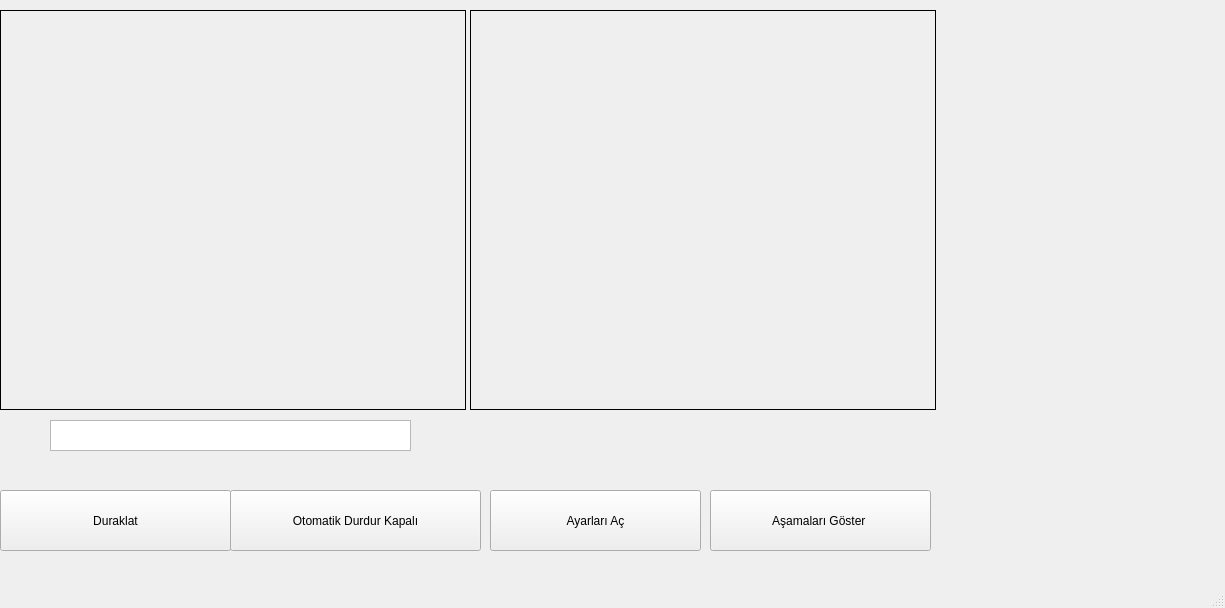
byyasar/goruntuisleme, file Anaform.ui: the form before one commit.
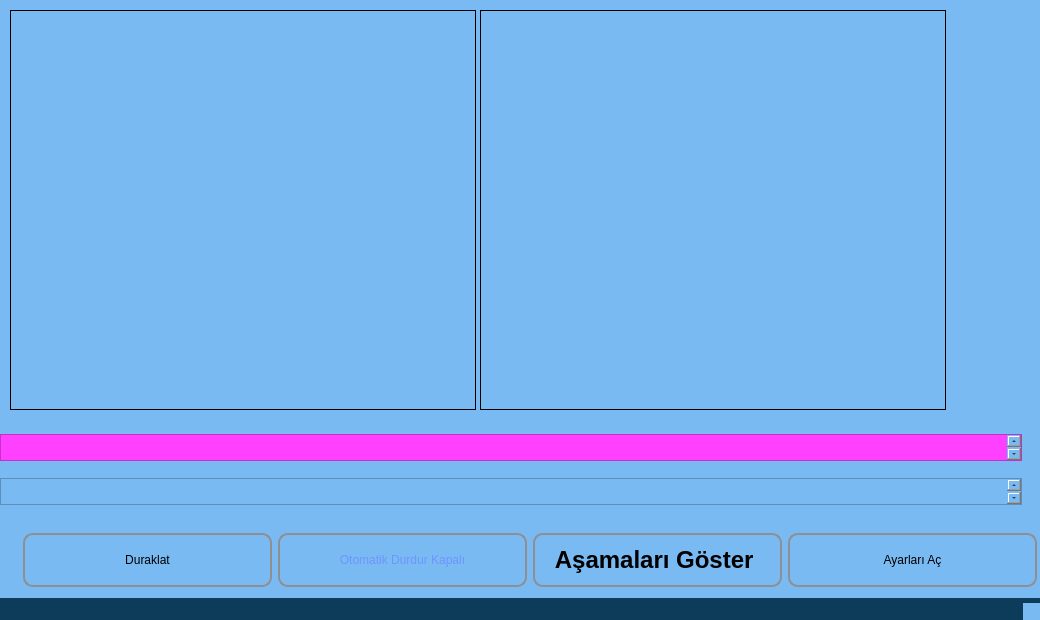
The form after the commit. Icons and pictures are not drawn.

Patch:
```diff
--- a/Anaform.ui
+++ b/Anaform.ui
@@ -6,8 +6,8 @@
    <rect>
     <x>0</x>
     <y>0</y>
-    <width>1225</width>
-    <height>608</height>
+    <width>1040</width>
+    <height>620</height>
    </rect>
   </property>
   <property name="windowTitle">
@@ -17,34 +17,72 @@
    <iconset resource="icons.qrc">
     <normaloff>:/icon/icons/General OCR_32px.png</normaloff>:/icon/icons/General OCR_32px.png</iconset>
   </property>
+  <property name="styleSheet">
+   <string notr="true">*{
+background-color: #79BAF2;
+}
+QPlainTextEdit#lblogrencicevaplar{
+font: bold 14pt &quot;Arial&quot;;
+min-width: 1020px;
+max-width: 1020px;
+min-height:25px;
+max-height:25px;
+
+}
+QPlainTextEdit#lblCevapAnahtari{
+font: bold 14pt &quot;Arial&quot;;
+	background-color: rgb(255, 64, 255);
+min-width: 1020px;
+max-width: 1020px;
+min-height:25px;
+max-height:25px;
+}
+
+
+
+QMainWindow{
+min-width: 1040px;
+max-width: 1040px;
+min-height:620px;
+max-height:620px;
+}
+QStatusBar{
+background-color: #0C3C59;
+
+}
+QPushButton {
+    border: 2px solid #8f8f91;
+    border-radius: 10px;
+    background-color: qlineargradient(x1: 0, y1: 0, x2: 0, y2: 1,
+                                      stop: 0 #F2055C, stop: 1 #F20530);
+    min-width: 240px;
+max-width:245px;
+min-height:50px;
+	color:rgb(109	,149	,255	);
+
+	font: bold 18pt &quot;Arial&quot;;
+
+
+}
+
+QPushButton:pressed {
+    background-color: qlineargradient(x1: 0, y1: 0, x2: 0, y2: 1,
+                                      stop: 0 #F20530, stop: 1 #F2055C);
+}
+
+QPushButton:flat {
+    border: none; /* no border for a flat push button */
+}
+
+QPushButton:default {
+    border-color: navy; /* make the default button prominent */
+}</string>
+  </property>
   <widget class="QWidget" name="centralwidget">
-   <widget class="QPushButton" name="startCam">
-    <property name="geometry">
-     <rect>
-      <x>0</x>
-      <y>490</y>
-      <width>231</width>
-      <height>61</height>
-     </rect>
-    </property>
-    <property name="text">
-     <string>Duraklat</string>
-    </property>
-    <property name="icon">
-     <iconset resource="icons.qrc">
-      <normaloff>:/icon/icons/ocrclose.png</normaloff>:/icon/icons/ocrclose.png</iconset>
-    </property>
-    <property name="iconSize">
-     <size>
-      <width>32</width>
-      <height>32</height>
-     </size>
-    </property>
-   </widget>
    <widget class="QLabel" name="imgCamera_2">
     <property name="geometry">
      <rect>
-      <x>0</x>
+      <x>10</x>
       <y>10</y>
       <width>466</width>
       <height>400</height>
@@ -63,92 +101,10 @@
      <string/>
     </property>
    </widget>
-   <widget class="QPushButton" name="btnOtomatikDurdur">
-    <property name="geometry">
-     <rect>
-      <x>230</x>
-      <y>490</y>
-      <width>251</width>
-      <height>61</height>
-     </rect>
-    </property>
-    <property name="text">
-     <string>Otomatik Durdur Kapalı</string>
-    </property>
-    <property name="icon">
-     <iconset resource="icons.qrc">
-      <normaloff>:/icon/icons/autoon.png</normaloff>:/icon/icons/autoon.png</iconset>
-    </property>
-    <property name="iconSize">
-     <size>
-      <width>32</width>
-      <height>32</height>
-     </size>
-    </property>
-   </widget>
-   <widget class="QPushButton" name="btnAyarlar">
-    <property name="geometry">
-     <rect>
-      <x>490</x>
-      <y>490</y>
-      <width>211</width>
-      <height>61</height>
-     </rect>
-    </property>
-    <property name="text">
-     <string>Ayarları Aç</string>
-    </property>
-    <property name="icon">
-     <iconset resource="icons.qrc">
-      <normaloff>:/icon/icons/ayarlar.png</normaloff>:/icon/icons/ayarlar.png</iconset>
-    </property>
-    <property name="iconSize">
-     <size>
-      <width>32</width>
-      <height>32</height>
-     </size>
-    </property>
-   </widget>
-   <widget class="QPlainTextEdit" name="lblogrencicevaplar">
-    <property name="geometry">
-     <rect>
-      <x>50</x>
-      <y>420</y>
-      <width>361</width>
-      <height>31</height>
-     </rect>
-    </property>
-    <property name="inputMethodHints">
-     <set>Qt::ImhNone</set>
-    </property>
-   </widget>
-   <widget class="QPushButton" name="btnAsamalar">
-    <property name="geometry">
-     <rect>
-      <x>710</x>
-      <y>490</y>
-      <width>221</width>
-      <height>61</height>
-     </rect>
-    </property>
-    <property name="text">
-     <string>Aşamaları Göster </string>
-    </property>
-    <property name="icon">
-     <iconset resource="icons.qrc">
-      <normaloff>:/icon/icons/asamagoster.png</normaloff>:/icon/icons/asamagoster.png</iconset>
-    </property>
-    <property name="iconSize">
-     <size>
-      <width>32</width>
-      <height>32</height>
-     </size>
-    </property>
-   </widget>
    <widget class="QLabel" name="imgBulunan">
     <property name="geometry">
      <rect>
-      <x>470</x>
+      <x>480</x>
       <y>10</y>
       <width>466</width>
       <height>400</height>
@@ -167,15 +123,453 @@
      <string/>
     </property>
    </widget>
+   <widget class="QWidget" name="horizontalLayoutWidget">
+    <property name="geometry">
+     <rect>
+      <x>10</x>
+      <y>530</y>
+      <width>1041</width>
+      <height>61</height>
+     </rect>
+    </property>
+    <layout class="QHBoxLayout" name="horizontalLayout" stretch="0,0,0,0">
+     <property name="spacing">
+      <number>3</number>
+     </property>
+     <property name="leftMargin">
+      <number>10</number>
+     </property>
+     <property name="rightMargin">
+      <number>10</number>
+     </property>
+     <item>
+      <widget class="QPushButton" name="startCam">
+       <property name="text">
+        <string>Duraklat</string>
+       </property>
+       <property name="icon">
+        <iconset resource="icons.qrc">
+         <normaloff>:/icon/icons/ocrclose.png</normaloff>:/icon/icons/ocrclose.png</iconset>
+       </property>
+       <property name="iconSize">
+        <size>
+         <width>32</width>
+         <height>32</height>
+        </size>
+       </property>
+      </widget>
+     </item>
+     <item>
+      <widget class="QPushButton" name="btnOtomatikDurdur">
+       <property name="palette">
+        <palette>
+         <active>
+          <colorrole role="WindowText">
+           <brush brushstyle="SolidPattern">
+            <color alpha="255">
+             <red>109</red>
+             <green>149</green>
+             <blue>255</blue>
+            </color>
+           </brush>
+          </colorrole>
+          <colorrole role="Button">
+           <brush brushstyle="LinearGradientPattern">
+            <gradient startx="0.000000000000000" starty="0.000000000000000" endx="0.000000000000000" endy="1.000000000000000" type="LinearGradient" spread="PadSpread" coordinatemode="ObjectBoundingMode">
+             <gradientstop position="0.000000000000000">
+              <color alpha="255">
+               <red>242</red>
+               <green>5</green>
+               <blue>92</blue>
+              </color>
+             </gradientstop>
+             <gradientstop position="1.000000000000000">
+              <color alpha="255">
+               <red>242</red>
+               <green>5</green>
+               <blue>48</blue>
+              </color>
+             </gradientstop>
+            </gradient>
+           </brush>
+          </colorrole>
+          <colorrole role="Text">
+           <brush brushstyle="SolidPattern">
+            <color alpha="255">
+             <red>109</red>
+             <green>149</green>
+             <blue>255</blue>
+            </color>
+           </brush>
+          </colorrole>
+          <colorrole role="ButtonText">
+           <brush brushstyle="SolidPattern">
+            <color alpha="255">
+             <red>109</red>
+             <green>149</green>
+             <blue>255</blue>
+            </color>
+           </brush>
+          </colorrole>
+          <colorrole role="Base">
+           <brush brushstyle="LinearGradientPattern">
+            <gradient startx="0.000000000000000" starty="0.000000000000000" endx="0.000000000000000" endy="1.000000000000000" type="LinearGradient" spread="PadSpread" coordinatemode="ObjectBoundingMode">
+             <gradientstop position="0.000000000000000">
+              <color alpha="255">
+               <red>242</red>
+               <green>5</green>
+               <blue>92</blue>
+              </color>
+             </gradientstop>
+             <gradientstop position="1.000000000000000">
+              <color alpha="255">
+               <red>242</red>
+               <green>5</green>
+               <blue>48</blue>
+              </color>
+             </gradientstop>
+            </gradient>
+           </brush>
+          </colorrole>
+          <colorrole role="Window">
+           <brush brushstyle="LinearGradientPattern">
+            <gradient startx="0.000000000000000" starty="0.000000000000000" endx="0.000000000000000" endy="1.000000000000000" type="LinearGradient" spread="PadSpread" coordinatemode="ObjectBoundingMode">
+             <gradientstop position="0.000000000000000">
+              <color alpha="255">
+               <red>242</red>
+               <green>5</green>
+               <blue>92</blue>
+              </color>
+             </gradientstop>
+             <gradientstop position="1.000000000000000">
+              <color alpha="255">
+               <red>242</red>
+               <green>5</green>
+               <blue>48</blue>
+              </color>
+             </gradientstop>
+            </gradient>
+           </brush>
+          </colorrole>
+          <colorrole role="PlaceholderText">
+           <brush brushstyle="NoBrush">
+            <color alpha="128">
+             <red>109</red>
+             <green>149</green>
+             <blue>255</blue>
+            </color>
+           </brush>
+          </colorrole>
+         </active>
+         <inactive>
+          <colorrole role="WindowText">
+           <brush brushstyle="SolidPattern">
+            <color alpha="255">
+             <red>109</red>
+             <green>149</green>
+             <blue>255</blue>
+            </color>
+           </brush>
+          </colorrole>
+          <colorrole role="Button">
+           <brush brushstyle="LinearGradientPattern">
+            <gradient startx="0.000000000000000" starty="0.000000000000000" endx="0.000000000000000" endy="1.000000000000000" type="LinearGradient" spread="PadSpread" coordinatemode="ObjectBoundingMode">
+             <gradientstop position="0.000000000000000">
+              <color alpha="255">
+               <red>242</red>
+               <green>5</green>
+               <blue>92</blue>
+              </color>
+             </gradientstop>
+             <gradientstop position="1.000000000000000">
+              <color alpha="255">
+               <red>242</red>
+               <green>5</green>
+               <blue>48</blue>
+              </color>
+             </gradientstop>
+            </gradient>
+           </brush>
+          </colorrole>
+          <colorrole role="Text">
+           <brush brushstyle="SolidPattern">
+            <color alpha="255">
+             <red>109</red>
+             <green>149</green>
+             <blue>255</blue>
+            </color>
+           </brush>
+          </colorrole>
+          <colorrole role="ButtonText">
+           <brush brushstyle="SolidPattern">
+            <color alpha="255">
+             <red>109</red>
+             <green>149</green>
+             <blue>255</blue>
+            </color>
+           </brush>
+          </colorrole>
+          <colorrole role="Base">
+           <brush brushstyle="LinearGradientPattern">
+            <gradient startx="0.000000000000000" starty="0.000000000000000" endx="0.000000000000000" endy="1.000000000000000" type="LinearGradient" spread="PadSpread" coordinatemode="ObjectBoundingMode">
+             <gradientstop position="0.000000000000000">
+              <color alpha="255">
+               <red>242</red>
+               <green>5</green>
+               <blue>92</blue>
+              </color>
+             </gradientstop>
+             <gradientstop position="1.000000000000000">
+              <color alpha="255">
+               <red>242</red>
+               <green>5</green>
+               <blue>48</blue>
+              </color>
+             </gradientstop>
+            </gradient>
+           </brush>
+          </colorrole>
+          <colorrole role="Window">
+           <brush brushstyle="LinearGradientPattern">
+            <gradient startx="0.000000000000000" starty="0.000000000000000" endx="0.000000000000000" endy="1.000000000000000" type="LinearGradient" spread="PadSpread" coordinatemode="ObjectBoundingMode">
+             <gradientstop position="0.000000000000000">
+              <color alpha="255">
+               <red>242</red>
+               <green>5</green>
+               <blue>92</blue>
+              </color>
+             </gradientstop>
+             <gradientstop position="1.000000000000000">
+              <color alpha="255">
+               <red>242</red>
+               <green>5</green>
+               <blue>48</blue>
+              </color>
+             </gradientstop>
+            </gradient>
+           </brush>
+          </colorrole>
+          <colorrole role="PlaceholderText">
+           <brush brushstyle="NoBrush">
+            <color alpha="128">
+             <red>109</red>
+             <green>149</green>
+             <blue>255</blue>
+            </color>
+           </brush>
+          </colorrole>
+         </inactive>
+         <disabled>
+          <colorrole role="WindowText">
+           <brush brushstyle="SolidPattern">
+            <color alpha="255">
+             <red>109</red>
+             <green>149</green>
+             <blue>255</blue>
+            </color>
+           </brush>
+          </colorrole>
+          <colorrole role="Button">
+           <brush brushstyle="LinearGradientPattern">
+            <gradient startx="0.000000000000000" starty="0.000000000000000" endx="0.000000000000000" endy="1.000000000000000" type="LinearGradient" spread="PadSpread" coordinatemode="ObjectBoundingMode">
+             <gradientstop position="0.000000000000000">
+              <color alpha="255">
+               <red>242</red>
+               <green>5</green>
+               <blue>92</blue>
+              </color>
+             </gradientstop>
+             <gradientstop position="1.000000000000000">
+              <color alpha="255">
+               <red>242</red>
+               <green>5</green>
+               <blue>48</blue>
+              </color>
+             </gradientstop>
+            </gradient>
+           </brush>
+          </colorrole>
+          <colorrole role="Text">
+           <brush brushstyle="SolidPattern">
+            <color alpha="255">
+             <red>109</red>
+             <green>149</green>
+             <blue>255</blue>
+            </color>
+           </brush>
+          </colorrole>
+          <colorrole role="ButtonText">
+           <brush brushstyle="SolidPattern">
+            <color alpha="255">
+             <red>109</red>
+             <green>149</green>
+             <blue>255</blue>
+            </color>
+           </brush>
+          </colorrole>
+          <colorrole role="Base">
+           <brush brushstyle="LinearGradientPattern">
+            <gradient startx="0.000000000000000" starty="0.000000000000000" endx="0.000000000000000" endy="1.000000000000000" type="LinearGradient" spread="PadSpread" coordinatemode="ObjectBoundingMode">
+             <gradientstop position="0.000000000000000">
+              <color alpha="255">
+               <red>242</red>
+               <green>5</green>
+               <blue>92</blue>
+              </color>
+             </gradientstop>
+             <gradientstop position="1.000000000000000">
+              <color alpha="255">
+               <red>242</red>
+               <green>5</green>
+               <blue>48</blue>
+              </color>
+             </gradientstop>
+            </gradient>
+           </brush>
+          </colorrole>
+          <colorrole role="Window">
+           <brush brushstyle="LinearGradientPattern">
+            <gradient startx="0.000000000000000" starty="0.000000000000000" endx="0.000000000000000" endy="1.000000000000000" type="LinearGradient" spread="PadSpread" coordinatemode="ObjectBoundingMode">
+             <gradientstop position="0.000000000000000">
+              <color alpha="255">
+               <red>242</red>
+               <green>5</green>
+               <blue>92</blue>
+              </color>
+             </gradientstop>
+             <gradientstop position="1.000000000000000">
+              <color alpha="255">
+               <red>242</red>
+               <green>5</green>
+               <blue>48</blue>
+              </color>
+             </gradientstop>
+            </gradient>
+           </brush>
+          </colorrole>
+          <colorrole role="PlaceholderText">
+           <brush brushstyle="NoBrush">
+            <color alpha="128">
+             <red>109</red>
+             <green>149</green>
+             <blue>255</blue>
+            </color>
+           </brush>
+          </colorrole>
+         </disabled>
+        </palette>
+       </property>
+       <property name="text">
+        <string>Otomatik Durdur Kapalı</string>
+       </property>
+       <property name="icon">
+        <iconset resource="icons.qrc">
+         <normaloff>:/icon/icons/autoon.png</normaloff>:/icon/icons/autoon.png</iconset>
+       </property>
+       <property name="iconSize">
+        <size>
+         <width>32</width>
+         <height>32</height>
+        </size>
+       </property>
+      </widget>
+     </item>
+     <item>
+      <widget class="QPushButton" name="btnAsamalar">
+       <property name="font">
+        <font>
+         <family>Arial</family>
+         <pointsize>18</pointsize>
+         <weight>75</weight>
+         <italic>false</italic>
+         <bold>true</bold>
+        </font>
+       </property>
+       <property name="text">
+        <string>Aşamaları Göster </string>
+       </property>
+       <property name="icon">
+        <iconset resource="icons.qrc">
+         <normaloff>:/icon/icons/asamagoster.png</normaloff>:/icon/icons/asamagoster.png</iconset>
+       </property>
+       <property name="iconSize">
+        <size>
+         <width>32</width>
+         <height>32</height>
+        </size>
+       </property>
+      </widget>
+     </item>
+     <item>
+      <widget class="QPushButton" name="btnAyarlar">
+       <property name="text">
+        <string>Ayarları Aç</string>
+       </property>
+       <property name="icon">
+        <iconset resource="icons.qrc">
+         <normaloff>:/icon/icons/ayarlar.png</normaloff>:/icon/icons/ayarlar.png</iconset>
+       </property>
+       <property name="iconSize">
+        <size>
+         <width>32</width>
+         <height>32</height>
+        </size>
+       </property>
+      </widget>
+     </item>
+    </layout>
+   </widget>
+   <widget class="QWidget" name="horizontalLayoutWidget_2">
+    <property name="geometry">
+     <rect>
+      <x>0</x>
+      <y>420</y>
+      <width>1046</width>
+      <height>101</height>
+     </rect>
+    </property>
+    <layout class="QVBoxLayout" name="verticalLayout" stretch="0,0">
+     <property name="spacing">
+      <number>3</number>
+     </property>
+     <item>
+      <widget class="QPlainTextEdit" name="lblCevapAnahtari">
+       <property name="font">
+        <font>
+         <family>Arial</family>
+         <pointsize>14</pointsize>
+         <weight>75</weight>
+         <italic>false</italic>
+         <bold>true</bold>
+        </font>
+       </property>
+       <property name="inputMethodHints">
+        <set>Qt::ImhNone</set>
+       </property>
+      </widget>
+     </item>
+     <item>
+      <widget class="QPlainTextEdit" name="lblogrencicevaplar">
+       <property name="font">
+        <font>
+         <family>Arial</family>
+         <pointsize>14</pointsize>
+         <weight>75</weight>
+         <italic>false</italic>
+         <bold>true</bold>
+        </font>
+       </property>
+       <property name="inputMethodHints">
+        <set>Qt::ImhNone</set>
+       </property>
+      </widget>
+     </item>
+    </layout>
+   </widget>
   </widget>
-  <widget class="QMenuBar" name="menubar">
-   <property name="geometry">
-    <rect>
-     <x>0</x>
-     <y>0</y>
-     <width>1225</width>
-     <height>24</height>
-    </rect>
+  <widget class="QStatusBar" name="statusbar">
+   <property name="styleSheet">
+    <string notr="true"/>
    </property>
   </widget>
   <widget class="QStatusBar" name="statusbar"/>
```
Left out of the diff: 1 changed line with no effect on the pictures.
